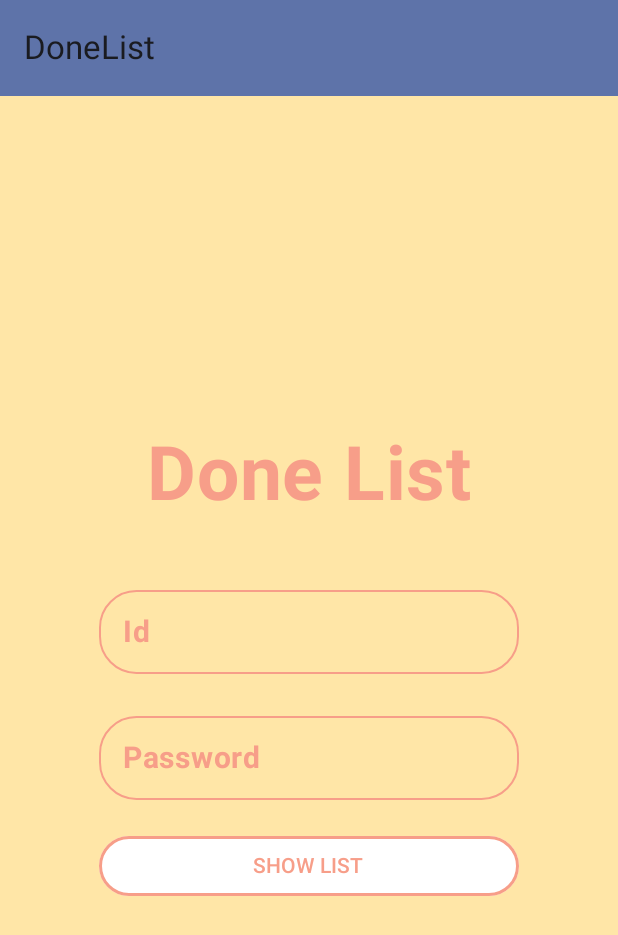
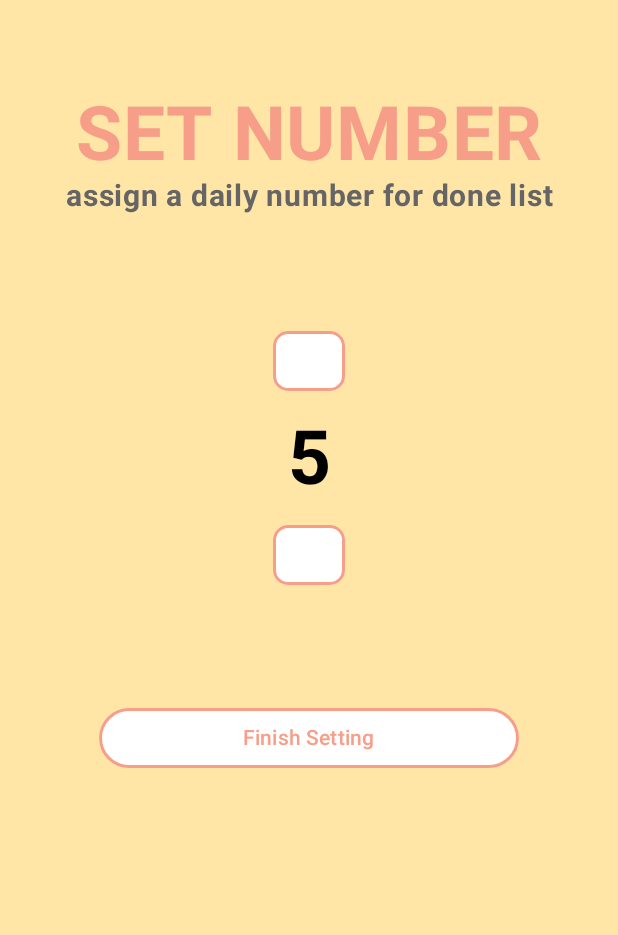
Before and after one commit to leehy0321/DoneList, an Android app built with Jetpack Compose: the screen it shows after launch (MainActivity), on a phone screen of 412 x 824 dp. Shown: the top 935 px of the screen. Run offline under Robolectric (Android 15) with nearby library versions, the phone set to English and light mode, and no system bars.

Commit message:
- add NumberScreen for setting count number for a day. - set first page to NumberScreen. - NumberScreen basic UI set

```diff
--- a/app/build.gradle.kts
+++ b/app/build.gradle.kts
@@ -60,6 +60,7 @@ dependencies {
     implementation(platform("androidx.compose:compose-bom:2023.03.00"))
     implementation("androidx.navigation:navigation-compose:2.5.3")
     implementation(platform("androidx.compose:compose-bom:2023.03.00"))
+    implementation(platform("androidx.compose:compose-bom:2023.03.00"))
     testImplementation("junit:junit:4.13.2")
     androidTestImplementation("androidx.test.ext:junit:1.1.5")
     androidTestImplementation("androidx.test.espresso:espresso-core:3.5.1")
@@ -67,6 +68,7 @@ dependencies {
     androidTestImplementation("androidx.compose.ui:ui-test-junit4")
     androidTestImplementation(platform("androidx.compose:compose-bom:2023.03.00"))
     androidTestImplementation(platform("androidx.compose:compose-bom:2023.03.00"))
+    androidTestImplementation(platform("androidx.compose:compose-bom:2023.03.00"))
     debugImplementation("androidx.compose.ui:ui-tooling")
     debugImplementation("androidx.compose.ui:ui-test-manifest")
 }
--- a/app/src/main/AndroidManifest.xml
+++ b/app/src/main/AndroidManifest.xml
@@ -12,6 +12,11 @@
         android:supportsRtl="true"
         android:theme="@style/Theme.DoneList"
         tools:targetApi="31">
+        <activity
+            android:name=".ui.NumberScreen"
+            android:exported="false"
+            android:label="@string/title_activity_number_screen"
+            android:theme="@style/Theme.DoneList" />
         <activity
             android:name=".ui.ListScreen"
             android:exported="false"
--- a/app/src/main/java/com/hy/donelist/DoneListScreen.kt
+++ b/app/src/main/java/com/hy/donelist/DoneListScreen.kt
@@ -22,10 +22,13 @@ import androidx.navigation.compose.rememberNavController
 import com.hy.donelist.ui.DoneListViewModel
 import com.hy.donelist.ui.ListScreen
 import com.hy.donelist.ui.LoginScreenDisplay
+import com.hy.donelist.ui.NumberScreen
 
 enum class DoneListScreen() {
-    Login,
-    List
+    Number,
+    List,
+    Create,
+    Login
 }
 
 /**
@@ -62,19 +65,14 @@ fun DoneListApp(
     viewModel: DoneListViewModel = viewModel(),
 ) {
     val navController = rememberNavController()
-    Scaffold(
-        topBar = {
-            DoneListAppBar(
-                canNavigateBack = false,
-                navigateUp = { /* TODO: implement back navigation */ }
-            )
-        }
-    ) { innerPadding ->
-        val uiState by viewModel.uiState.collectAsState()
+        NavHost(navController = navController,
+            startDestination = DoneListScreen.Number.name,
+            modifier = Modifier){
 
-        NavHost(navController = navController,
-            startDestination = DoneListScreen.Login.name,
-            modifier = modifier.padding(innerPadding)) {
+            composable(route = DoneListScreen.Number.name) {
+                NumberScreen()
+            }
+
             composable(route = DoneListScreen.Login.name) {
                 LoginScreenDisplay(
                     onLoginButtonClicked = {
@@ -83,10 +81,12 @@ fun DoneListApp(
                     }
                 )
             }
+
             composable(route = DoneListScreen.List.name) {
                 ListScreen(
                 )
             }
+
         }
-    }
+
 }
--- /dev/null
+++ b/app/src/main/java/com/hy/donelist/ui/NumberScreen.kt
@@ -0,0 +1,136 @@
+package com.hy.donelist.ui
+
+import androidx.compose.foundation.BorderStroke
+import androidx.compose.foundation.layout.Arrangement
+import androidx.compose.foundation.layout.Column
+import androidx.compose.foundation.layout.fillMaxSize
+import androidx.compose.foundation.layout.padding
+import androidx.compose.foundation.layout.widthIn
+import androidx.compose.foundation.shape.RoundedCornerShape
+import androidx.compose.foundation.text.KeyboardOptions
+import androidx.compose.material3.Button
+import androidx.compose.material3.ButtonDefaults
+import androidx.compose.material3.OutlinedTextField
+import androidx.compose.material3.Text
+import androidx.compose.material3.TextFieldDefaults
+import androidx.compose.runtime.Composable
+import androidx.compose.ui.Alignment
+import androidx.compose.ui.Modifier
+import androidx.compose.ui.graphics.Color
+import androidx.compose.ui.res.colorResource
+import androidx.compose.ui.res.stringResource
+import androidx.compose.ui.text.TextStyle
+import androidx.compose.ui.text.font.FontWeight
+import androidx.compose.ui.text.input.KeyboardType
+import androidx.compose.ui.text.input.PasswordVisualTransformation
+import androidx.compose.ui.text.style.TextAlign
+import androidx.compose.ui.tooling.preview.Preview
+import androidx.compose.ui.unit.dp
+import androidx.compose.ui.unit.sp
+import com.hy.donelist.R
+import com.hy.donelist.ui.ui.theme.DoneListTheme
+
+@Composable
+fun NumberScreen(modifier: Modifier = Modifier) {
+    Column(
+        modifier = Modifier
+            .fillMaxSize()
+            .padding(all = 0.dp),
+        horizontalAlignment = Alignment.CenterHorizontally,
+        //verticalArrangement = Arrangement.Center
+    ) {
+        Text(
+            text = stringResource(R.string.number_title),
+            fontSize = 50.sp,
+            fontWeight = FontWeight.Bold,
+            color = colorResource(id = R.color.point_pink_color),
+            textAlign = TextAlign.Center,
+            modifier = Modifier.padding(top = 60.dp)
+        )
+
+        Text(
+            text = stringResource(R.string.number_help),
+            fontSize = 20.sp,
+            fontWeight = FontWeight.Bold,
+            color = colorResource(id = R.color.help_grey_color),
+            textAlign = TextAlign.Center,
+            modifier = Modifier.padding(bottom = 74.dp)
+        )
+
+        Button(
+            //modifier = Modifier.weight(1f),
+            // the button is enabled when the user makes a selection
+            //enabled = selectedValue.isNotEmpty(),
+            onClick = {},
+            modifier = modifier
+                .widthIn(min = 10.dp)
+                .padding(bottom = 11.dp),
+            shape = RoundedCornerShape(10.dp),
+            colors = ButtonDefaults.buttonColors(
+                containerColor = Color.White,
+                disabledContentColor = Color.LightGray,
+                contentColor = colorResource(id = R.color.point_pink_color),
+                disabledContainerColor = colorResource(id = R.color.point_pink_color)
+            ),
+            border = BorderStroke(2.dp, colorResource(id = R.color.point_pink_color))
+        ) {
+           // Text(stringResource(R.string.finish_number_setting))
+        }
+
+        Text(
+            text = stringResource(R.string.count_number),
+            fontSize = 50.sp,
+            fontWeight = FontWeight.Bold,
+            color = colorResource(id = R.color.black),
+            textAlign = TextAlign.Center,
+            modifier = Modifier.padding(bottom = 11.dp)
+        )
+
+        Button(
+            //modifier = Modifier.weight(1f),
+            // the button is enabled when the user makes a selection
+            //enabled = selectedValue.isNotEmpty(),
+            onClick = {},
+            modifier = modifier
+                .widthIn(min = 10.dp)
+                .padding(bottom = 74.dp),
+            shape = RoundedCornerShape(10.dp),
+            colors = ButtonDefaults.buttonColors(
+                containerColor = Color.White,
+                disabledContentColor = Color.LightGray,
+                contentColor = colorResource(id = R.color.point_pink_color),
+                disabledContainerColor = colorResource(id = R.color.point_pink_color)
+            ),
+            border = BorderStroke(2.dp, colorResource(id = R.color.point_pink_color))
+        ) {
+            // Text(stringResource(R.string.finish_number_setting))
+        }
+
+        Button(
+            //modifier = Modifier.weight(1f),
+            // the button is enabled when the user makes a selection
+            //enabled = selectedValue.isNotEmpty(),
+            onClick = {},
+            modifier = modifier
+                .widthIn(min = 280.dp),
+            shape = RoundedCornerShape(25.dp),
+            colors = ButtonDefaults.buttonColors(
+                containerColor = Color.White,
+                disabledContentColor = Color.LightGray,
+                contentColor = colorResource(id = R.color.point_pink_color),
+                disabledContainerColor = colorResource(id = R.color.point_pink_color)
+            ),
+            border = BorderStroke(2.dp, colorResource(id = R.color.point_pink_color))
+        ) {
+            Text(stringResource(R.string.finish_number_setting))
+        }
+    }
+}
+
+@Preview(showBackground = true)
+@Composable
+fun GreetingPreview() {
+    DoneListTheme {
+        NumberScreen()
+    }
+}
--- a/app/src/main/res/values/colors.xml
+++ b/app/src/main/res/values/colors.xml
@@ -8,4 +8,5 @@
     <color name="black">#FF000000</color>
     <color name="white">#FFFFFFFF</color>
     <color name="point_pink_color">#F79E89</color>
+    <color name="help_grey_color">#656565</color>
 </resources>
--- a/app/src/main/res/values/strings.xml
+++ b/app/src/main/res/values/strings.xml
@@ -1,11 +1,16 @@
 <resources>
     <string name="app_name">DoneList</string>
-    <string name="screen_title">Done List</string>
+    <string name="screen_title">DONE LIST</string>
     <string name="title_activity_login">LoginScreen</string>
     <string name="show_list">SHOW LIST</string>
     <string name="login_screen_id_title">Id</string>
     <string name="login_screen_pwd_title">Password</string>
+    <string name="number_title">SET NUMBER</string>
+    <string name="number_help">assign a daily number for done list</string>
+    <string name="finish_number_setting">Finish Setting</string>
+    <string name="count_number">5</string>
 
     <string name="back_button">back</string>
     <string name="title_activity_list_screen">ListScreen</string>
+    <string name="title_activity_number_screen">NumberScreen</string>
 </resources>
```
